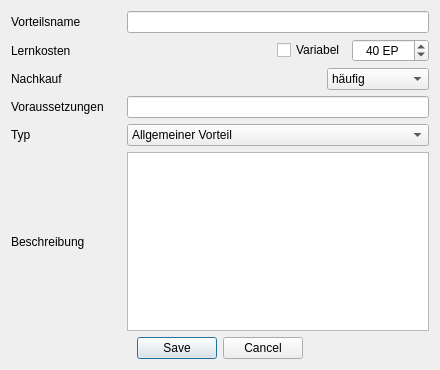
First picture: the form in UI/DatenbankEditVorteil.ui, repository Aeolitus/Sephrasto, before the edit.
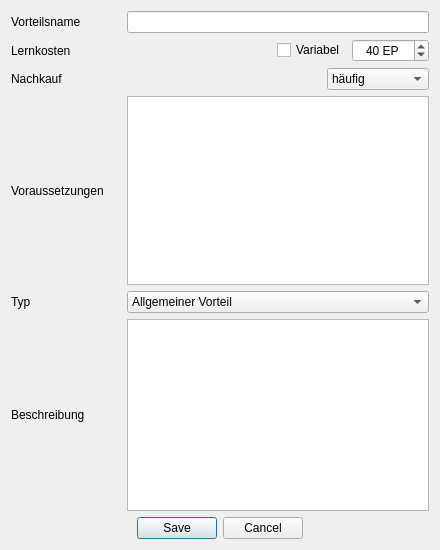
Second picture: the form after the edit.

Commit message: Increased the Size of the Voraussetzungen Field for all Database edit windows.

```diff
--- a/UI/DatenbankEditVorteil.ui
+++ b/UI/DatenbankEditVorteil.ui
@@ -10,7 +10,7 @@
     <x>0</x>
     <y>0</y>
     <width>440</width>
-    <height>370</height>
+    <height>550</height>
    </rect>
   </property>
   <property name="windowTitle">
@@ -19,9 +19,6 @@
   <layout class="QGridLayout" name="gridLayout_2">
    <item row="0" column="0">
     <layout class="QGridLayout" name="gridLayout">
-     <item row="3" column="1">
-      <widget class="QLineEdit" name="voraussetzungenEdit"/>
-     </item>
      <item row="1" column="0">
       <widget class="QLabel" name="label_2">
        <property name="text">
@@ -76,7 +73,14 @@
       </layout>
      </item>
      <item row="5" column="1">
-      <widget class="QPlainTextEdit" name="textEdit"/>
+      <widget class="QPlainTextEdit" name="textEdit">
+       <property name="sizePolicy">
+        <sizepolicy hsizetype="Expanding" vsizetype="MinimumExpanding">
+         <horstretch>0</horstretch>
+         <verstretch>0</verstretch>
+        </sizepolicy>
+       </property>
+      </widget>
      </item>
      <item row="1" column="1">
       <layout class="QHBoxLayout" name="horizontalLayout_2">
@@ -216,6 +220,9 @@
        </item>
       </layout>
      </item>
+     <item row="3" column="1">
+      <widget class="QPlainTextEdit" name="voraussetzungenEdit"/>
+     </item>
     </layout>
    </item>
    <item row="1" column="0">
```
Left out of the diff: 1 changed line with no effect on the pictures. The commit also changes 10 other files.
